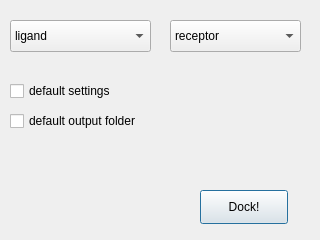
aziza-calm/ppfmft, file ppfmft2/dock_window.ui: the form before one commit.
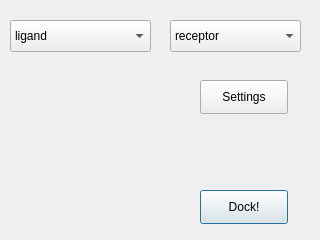
The form after the commit.

Commit message: extra ui removed, settings button added but empty

```diff
--- a/ppfmft2/dock_window.ui
+++ b/ppfmft2/dock_window.ui
@@ -43,32 +43,6 @@
     </property>
    </item>
   </widget>
-  <widget class="QCheckBox" name="settings_checkbox">
-   <property name="geometry">
-    <rect>
-     <x>10</x>
-     <y>80</y>
-     <width>131</width>
-     <height>22</height>
-    </rect>
-   </property>
-   <property name="text">
-    <string>default settings</string>
-   </property>
-  </widget>
-  <widget class="QCheckBox" name="folder_checkbox">
-   <property name="geometry">
-    <rect>
-     <x>10</x>
-     <y>110</y>
-     <width>151</width>
-     <height>22</height>
-    </rect>
-   </property>
-   <property name="text">
-    <string>default output folder</string>
-   </property>
-  </widget>
   <widget class="QPushButton" name="button_dock">
    <property name="geometry">
     <rect>
@@ -82,6 +56,19 @@
     <string>Dock!</string>
    </property>
   </widget>
+  <widget class="QPushButton" name="settings_button">
+   <property name="geometry">
+    <rect>
+     <x>200</x>
+     <y>80</y>
+     <width>88</width>
+     <height>34</height>
+    </rect>
+   </property>
+   <property name="text">
+    <string>Settings</string>
+   </property>
+  </widget>
  </widget>
  <resources/>
  <connections/>
```
The commit also changes 2 other files.
